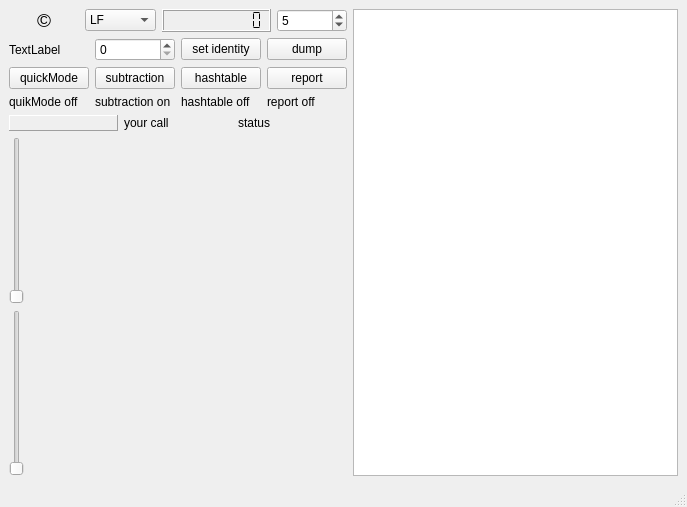
First picture: the form in forms/newradio.ui, repository JvanKatwijk/qt-wspr, before the edit.
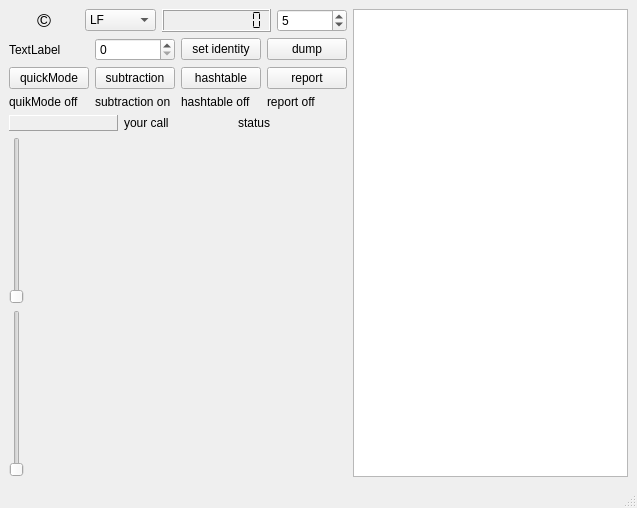
Second picture: the form after the edit. Custom widgets are drawn as their Qt base class.

Diff of the .ui file:
```diff
--- a/forms/newradio.ui
+++ b/forms/newradio.ui
@@ -6,8 +6,8 @@
    <rect>
     <x>0</x>
     <y>0</y>
-    <width>687</width>
-    <height>507</height>
+    <width>637</width>
+    <height>508</height>
    </rect>
   </property>
   <property name="windowTitle">
@@ -303,7 +303,7 @@
           <property name="maximumSize">
            <size>
             <width>16777215</width>
-            <height>111</height>
+            <height>121</height>
            </size>
           </property>
           <property name="toolTip">
@@ -327,7 +327,7 @@
           <property name="maximumSize">
            <size>
             <width>16777215</width>
-            <height>111</height>
+            <height>131</height>
            </size>
           </property>
          </widget>
```
Left out of the diff: 19 changed lines with no effect on the pictures.
